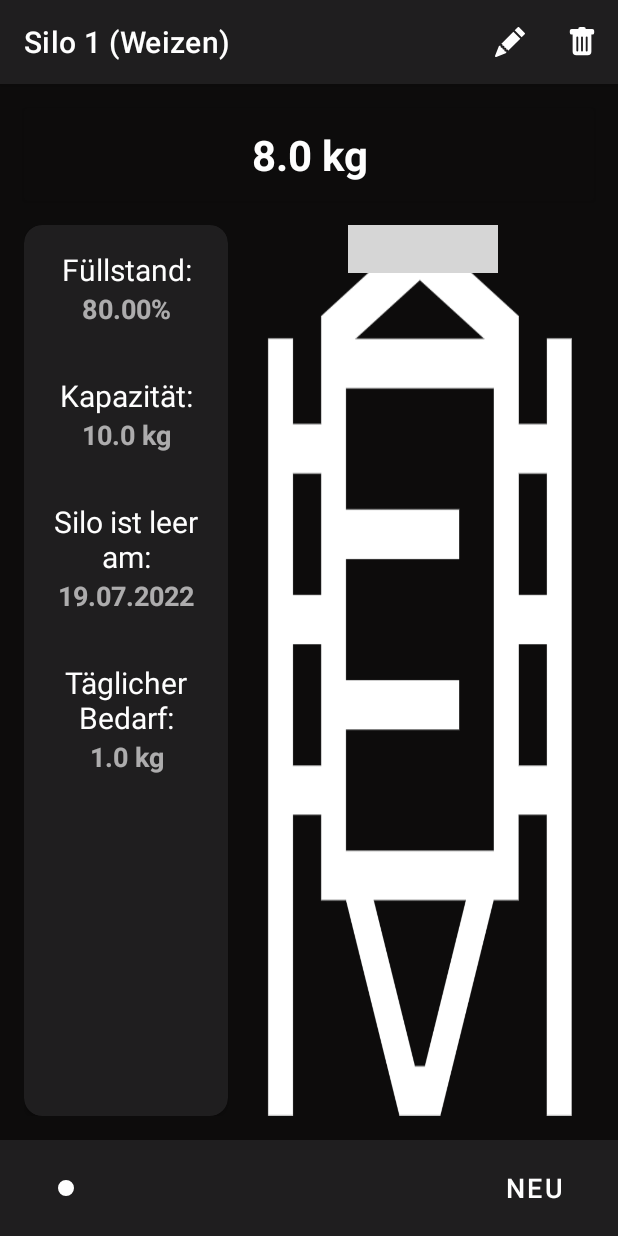
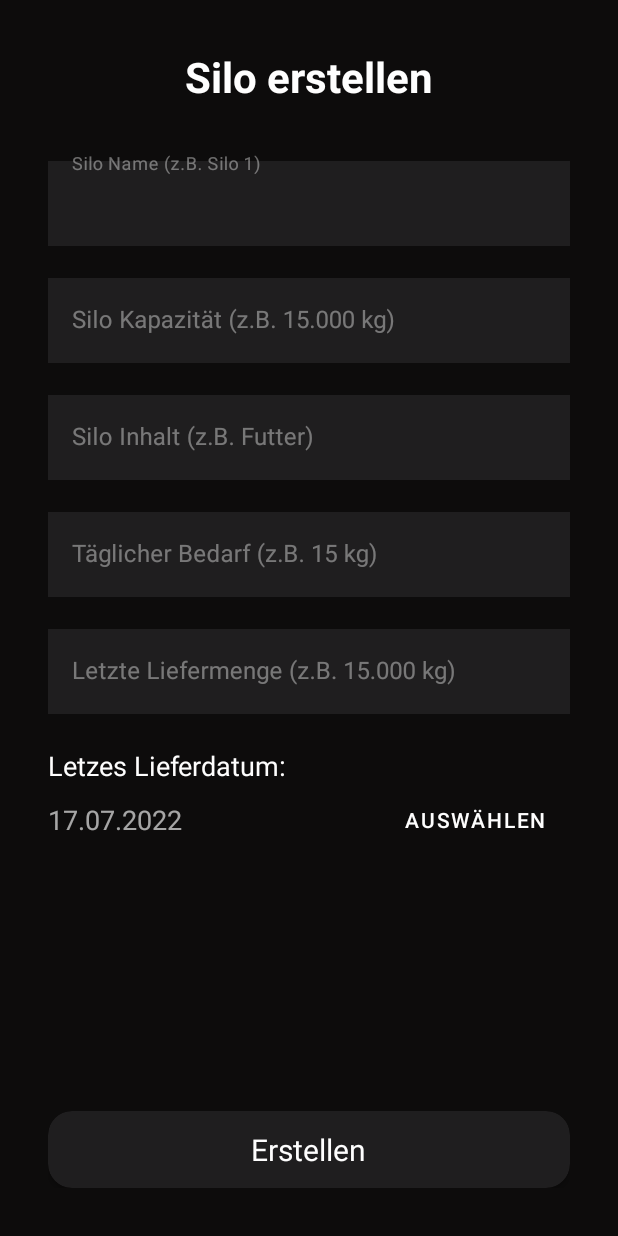
Before and after one commit to LuisTschurtschenthaler/Silo-Monitoring, an Android app: the screen it shows after launch (MainActivity before the commit, CreateSiloActivity after it), after a tap on "NEU", on a phone screen of 412 x 824 dp. Run offline under Robolectric (Android 15) with nearby library versions, the phone set to English and light mode, and no system bars; plain views replace WaveView; 1 statement that could not run was skipped; grey boxes are pictures that could not be loaded.

Commit message:
Added CreateSiloActivity

```diff
--- a/SiloMonitoring/app/src/main/AndroidManifest.xml
+++ b/SiloMonitoring/app/src/main/AndroidManifest.xml
@@ -23,6 +23,9 @@
             </intent-filter>
         </activity>
 
+        <activity android:name=".activities.CreateSiloActivity"
+            android:parentActivityName=".activities.MainActivity" />
+
     </application>
 
 </manifest>
--- /dev/null
+++ b/SiloMonitoring/app/src/main/java/com/layer8studios/silomonitoring/activities/CreateSiloActivity.kt
@@ -0,0 +1,21 @@
+package com.layer8studios.silomonitoring.activities
+
+import android.os.Bundle
+import androidx.appcompat.app.AppCompatActivity
+import com.layer8studios.silomonitoring.databinding.ActivityCreateSiloBinding
+
+
+class CreateSiloActivity
+    : AppCompatActivity() {
+
+    private lateinit var binding: ActivityCreateSiloBinding
+
+
+    override fun onCreate(savedInstanceState: Bundle?) {
+        super.onCreate(savedInstanceState)
+
+        binding = ActivityCreateSiloBinding.inflate(layoutInflater)
+        setContentView(binding.root)
+    }
+
+}
--- a/SiloMonitoring/app/src/main/java/com/layer8studios/silomonitoring/activities/MainActivity.kt
+++ b/SiloMonitoring/app/src/main/java/com/layer8studios/silomonitoring/activities/MainActivity.kt
@@ -1,5 +1,6 @@
 package com.layer8studios.silomonitoring.activities
 
+import android.content.Intent
 import android.os.Bundle
 import androidx.appcompat.app.AppCompatActivity
 import com.google.android.material.tabs.TabLayoutMediator
@@ -29,10 +30,17 @@ class MainActivity
         TabLayoutMediator(binding.pageIndicator, binding.viewPager) { _, _ -> }.attach()
 
 
-        binding.buttonNew.setOnClickListener { view ->
-            // TODO
-            binding.viewPager.setCurrentItem(0, true)
+        binding.buttonNew.setOnClickListener {
+            val intent = Intent(this, CreateSiloActivity::class.java)
+            startActivityForResult(intent, 0)
         }
     }
 
+    override fun onActivityResult(requestCode: Int, resultCode: Int, data: Intent?) {
+        super.onActivityResult(requestCode, resultCode, data)
+
+        if(resultCode == RESULT_OK)
+            binding.viewPager.currentItem = binding.viewPager.adapter?.itemCount!! - 1
+    }
+
 }
--- a/SiloMonitoring/app/src/main/java/com/layer8studios/silomonitoring/fragments/SiloFragment.kt
+++ b/SiloMonitoring/app/src/main/java/com/layer8studios/silomonitoring/fragments/SiloFragment.kt
@@ -6,11 +6,9 @@ import androidx.fragment.app.Fragment
 import com.layer8studios.silomonitoring.R
 import com.layer8studios.silomonitoring.databinding.FragmentSiloBinding
 import com.layer8studios.silomonitoring.models.Silo
-import java.text.SimpleDateFormat
+import com.layer8studios.silomonitoring.utils.dateFormatter
 import java.time.LocalDate
-import java.time.format.DateTimeFormatter
 import java.time.temporal.ChronoUnit
-import java.util.*
 
 
 class SiloFragment
@@ -56,19 +54,22 @@ class SiloFragment
         binding.toolbar.title = "${silo?.name} (${silo?.content})"
         binding.toolbar.inflateMenu(R.menu.silo_menu)
 
+        fun formatText(number: Double): String {
+            return String.format("%.2f", number).replace(".", ",")
+        }
+
         val today = LocalDate.now()
         val days = ChronoUnit.DAYS.between(silo?.lastRefill, today)
         val fillLevel = silo?.capacity!! - (days * silo?.needPerDay!!)
         val fillLevelPercent = (fillLevel / silo?.capacity!!) * 100
 
-        val dateFormatter = DateTimeFormatter.ofPattern("dd.MM.yyyy")
         val refillDate = today.plusDays(days)
 
-        binding.textViewFillLevelKg.text = "$fillLevel kg"
-        binding.textViewFillLevelPercentage.text = "${String.format("%.2f", fillLevelPercent)}%"
-        binding.textViewCapacity.text = "${silo?.capacity} kg"
+        binding.textViewFillLevelKg.text = "${formatText(fillLevel)} kg"
+        binding.textViewFillLevelPercentage.text = "${formatText(fillLevelPercent)} %"
+        binding.textViewCapacity.text = "${formatText(silo?.capacity!!)} kg"
         binding.textViewDate.text = dateFormatter.format(refillDate)
-        binding.textViewNeedPerDay.text = "${silo?.needPerDay} kg"
+        binding.textViewNeedPerDay.text = "${formatText(silo?.needPerDay!!)} kg"
 
         binding.waveView.setProgress(fillLevelPercent.toInt())
     }
--- /dev/null
+++ b/SiloMonitoring/app/src/main/java/com/layer8studios/silomonitoring/utils/Constants.kt
@@ -0,0 +1,6 @@
+package com.layer8studios.silomonitoring.utils
+
+import java.time.format.DateTimeFormatter
+
+
+val dateFormatter: DateTimeFormatter = DateTimeFormatter.ofPattern("dd.MM.yyyy")
--- /dev/null
+++ b/SiloMonitoring/app/src/main/res/layout/activity_create_silo.xml
@@ -0,0 +1,191 @@
+<?xml version="1.0" encoding="utf-8"?>
+<RelativeLayout xmlns:android="http://schemas.android.com/apk/res/android"
+    xmlns:app="http://schemas.android.com/apk/res-auto"
+    android:layout_width="match_parent"
+    android:layout_height="match_parent"
+    android:background="@color/black"
+    android:padding="32dp">
+
+    <TextView
+        android:id="@+id/text_view_create_silo"
+        android:layout_width="wrap_content"
+        android:layout_height="wrap_content"
+        android:gravity="center"
+        android:layout_alignParentStart="true"
+        android:layout_alignParentEnd="true"
+        android:text="@string/create_silo"
+        android:textColor="@color/white"
+        android:textSize="28sp"
+        android:textStyle="bold" />
+
+    <com.google.android.material.textfield.TextInputLayout
+        style="@style/SiloMonitoring.Widget.MaterialComponents.TextInputLayout.OutlinedBox"
+        android:id="@+id/text_input_layout_silo_name"
+        android:layout_width="match_parent"
+        android:layout_height="wrap_content"
+        android:layout_marginTop="32dp"
+        android:layout_below="@id/text_view_create_silo"
+        android:hint="@string/silo_name"
+        app:layout_constraintEnd_toEndOf="parent"
+        app:layout_constraintStart_toStartOf="parent"
+        app:layout_constraintTop_toTopOf="parent">
+
+        <com.google.android.material.textfield.TextInputEditText
+            android:id="@+id/text_edit_silo_name"
+            android:layout_width="match_parent"
+            android:layout_height="wrap_content"
+            android:inputType="text"
+            android:background="@color/black_secondary" />
+
+    </com.google.android.material.textfield.TextInputLayout>
+
+    <com.google.android.material.textfield.TextInputLayout
+        style="@style/SiloMonitoring.Widget.MaterialComponents.TextInputLayout.OutlinedBox"
+        android:id="@+id/text_input_layout_silo_capacity"
+        android:layout_width="match_parent"
+        android:layout_height="wrap_content"
+        android:layout_marginTop="16dp"
+        android:layout_below="@id/text_input_layout_silo_name"
+        android:hint="@string/silo_capacity"
+        app:layout_constraintEnd_toEndOf="parent"
+        app:layout_constraintStart_toStartOf="parent"
+        app:layout_constraintTop_toTopOf="parent">
+
+        <com.google.android.material.textfield.TextInputEditText
+            android:id="@+id/text_edit_silo_capacity"
+            android:layout_width="match_parent"
+            android:layout_height="wrap_content"
+            android:inputType="numberDecimal"
+            android:background="@color/black_secondary" />
+
+    </com.google.android.material.textfield.TextInputLayout>
+
+
+    <com.google.android.material.textfield.TextInputLayout
+        style="@style/SiloMonitoring.Widget.MaterialComponents.TextInputLayout.OutlinedBox"
+        android:id="@+id/text_input_layout_silo_content"
+        android:layout_width="match_parent"
+        android:layout_height="wrap_content"
+        android:layout_marginTop="16dp"
+        android:layout_below="@id/text_input_layout_silo_capacity"
+        android:hint="@string/silo_content"
+        app:layout_constraintEnd_toEndOf="parent"
+        app:layout_constraintStart_toStartOf="parent"
+        app:layout_constraintTop_toTopOf="parent">
+
+        <com.google.android.material.textfield.TextInputEditText
+            android:id="@+id/text_edit_silo_content"
+            android:layout_width="match_parent"
+            android:layout_height="wrap_content"
+            android:inputType="text"
+            android:background="@color/black_secondary" />
+
+    </com.google.android.material.textfield.TextInputLayout>
+
+
+    <com.google.android.material.textfield.TextInputLayout
+        style="@style/SiloMonitoring.Widget.MaterialComponents.TextInputLayout.OutlinedBox"
+        android:id="@+id/text_input_layout_need_per_day"
+        android:layout_width="match_parent"
+        android:layout_height="wrap_content"
+        android:layout_marginTop="16dp"
+        android:layout_below="@id/text_input_layout_silo_content"
+        android:hint="@string/need_per_day"
+        app:layout_constraintEnd_toEndOf="parent"
+        app:layout_constraintStart_toStartOf="parent"
+        app:layout_constraintTop_toTopOf="parent">
+
+        <com.google.android.material.textfield.TextInputEditText
+            android:id="@+id/text_edit_need_per_day"
+            android:layout_width="match_parent"
+            android:layout_height="wrap_content"
+            android:inputType="text"
+            android:background="@color/black_secondary" />
+
+    </com.google.android.material.textfield.TextInputLayout>
+
+
+
+    <com.google.android.material.textfield.TextInputLayout
+        style="@style/SiloMonitoring.Widget.MaterialComponents.TextInputLayout.OutlinedBox"
+        android:id="@+id/text_input_layout_last_delivery_quantity"
+        android:layout_width="match_parent"
+        android:layout_height="wrap_content"
+        android:layout_marginTop="16dp"
+        android:layout_below="@id/text_input_layout_need_per_day"
+        android:hint="@string/last_delivery_quantity"
+        app:layout_constraintEnd_toEndOf="parent"
+        app:layout_constraintStart_toStartOf="parent"
+        app:layout_constraintTop_toTopOf="parent">
+
+        <com.google.android.material.textfield.TextInputEditText
+            android:id="@+id/text_edit_last_delivery_quantity"
+            android:layout_width="match_parent"
+            android:layout_height="wrap_content"
+            android:inputType="numberDecimal"
+            android:background="@color/black_secondary" />
+
+    </com.google.android.material.textfield.TextInputLayout>
+
+
+    <TextView
+        android:id="@+id/text_view_silo_last_refill"
+        android:layout_width="match_parent"
+        android:layout_height="wrap_content"
+        android:layout_below="@id/text_input_layout_last_delivery_quantity"
+        android:layout_marginTop="22dp"
+        android:text="@string/last_delivery_date"
+        android:textColor="@color/white"
+        android:textSize="18sp" />
+
+    <LinearLayout
+        android:id="@+id/linear_layout"
+        android:layout_width="match_parent"
+        android:layout_height="wrap_content"
+        android:layout_below="@id/text_view_silo_last_refill"
+        android:gravity="center"
+        android:orientation="horizontal">
+
+        <TextView
+            android:id="@+id/text_view_silo_last_delivery_date"
+            android:layout_width="0dp"
+            android:layout_height="wrap_content"
+            android:layout_weight="1"
+            android:text="@string/last_delivery_date_example"
+            android:textColor="@color/white"
+            android:textSize="18sp"
+            android:alpha="0.64" />
+
+        <Button
+            android:id="@+id/button_select_date"
+            android:layout_width="wrap_content"
+            android:layout_height="wrap_content"
+            android:background="?android:attr/selectableItemBackground"
+            android:text="@string/select"
+            android:textColor="@color/white"
+            android:textSize="14sp" />
+
+    </LinearLayout>
+
+    <androidx.cardview.widget.CardView
+        android:layout_width="match_parent"
+        android:layout_height="wrap_content"
+        android:layout_alignParentBottom="true"
+        android:backgroundTint="@color/black_secondary"
+        android:clickable="true"
+        android:focusable="true"
+        android:foreground="?attr/selectableItemBackgroundBorderless"
+        app:cardCornerRadius="16dp">
+
+        <TextView
+            android:layout_width="wrap_content"
+            android:layout_height="match_parent"
+            android:layout_gravity="center"
+            android:padding="12dp"
+            android:text="@string/create"
+            android:textColor="@color/white"
+            android:textSize="20sp" />
+
+    </androidx.cardview.widget.CardView>
+
+</RelativeLayout>
--- a/SiloMonitoring/app/src/main/res/layout/fragment_silo.xml
+++ b/SiloMonitoring/app/src/main/res/layout/fragment_silo.xml
@@ -36,7 +36,7 @@
             android:layout_height="match_parent"
             android:gravity="center"
             android:padding="12dp"
-            android:text="12000kg übrig"
+            android:text="12000kg"
             android:textColor="@color/white"
             android:textSize="28sp"
             android:textStyle="bold" />
--- a/SiloMonitoring/app/src/main/res/values-night/themes.xml
+++ b/SiloMonitoring/app/src/main/res/values-night/themes.xml
@@ -8,16 +8,12 @@
         <item name="android:statusBarColor">?attr/colorPrimary</item>
     </style>
 
-    <style name="Theme.MusicPlayer.TabLayout" parent="Widget.Design.TabLayout">
-        <item name="tabTextAppearance">@style/Theme.MusicPlayer.TabLayout.TextAppearance</item>
-        <item name="tabSelectedTextColor">@color/white</item>
-        <item name="tabIndicatorColor">@color/white</item>
-    </style>
-
-    <style name="Theme.MusicPlayer.TabLayout.TextAppearance" parent="@android:style/TextAppearance.Widget.TabWidget">
-        <item name="android:color">@color/white</item>
-        <item name="android:textStyle">bold</item>
-        <item name="android:textAllCaps">true</item>
+    <style name="SiloMonitoring.Widget.MaterialComponents.TextInputLayout.OutlinedBox" parent="Widget.MaterialComponents.TextInputLayout.OutlinedBox">
+        <item name="boxStrokeColor">@color/white</item>
+        <item name="boxStrokeWidth">1dp</item>
+        <item name="startIconTint">@color/white</item>
+        <item name="android:textColorHint">@color/grayed_out</item>
+        <item name="hintTextColor">@color/grayed_out</item>
     </style>
 
 </resources>
--- a/SiloMonitoring/app/src/main/res/values/strings.xml
+++ b/SiloMonitoring/app/src/main/res/values/strings.xml
@@ -7,5 +7,15 @@
     <string name="text_capacity">Kapazität:</string>
     <string name="text_silo_empty_on">Silo ist leer am:</string>
     <string name="text_need_per_day">Täglicher Bedarf:</string>
+    <string name="silo_name">Silo Name (z.B. Silo 1)</string>
+    <string name="silo_capacity">Silo Kapazität (z.B. 15.000 kg)</string>
+    <string name="silo_content">Silo Inhalt (z.B. Futter)</string>
+    <string name="need_per_day">Täglicher Bedarf (z.B. 15 kg)</string>
+    <string name="last_delivery_quantity">Letzte Liefermenge (z.B. 15.000 kg)</string>
+    <string name="last_delivery_date">Letzes Lieferdatum:</string>
+    <string name="last_delivery_date_example">17.07.2022</string>
+    <string name="select">Auswählen</string>
+    <string name="create_silo">Silo erstellen</string>
+    <string name="create">Erstellen</string>
 
 </resources>
--- a/SiloMonitoring/app/src/main/res/values/themes.xml
+++ b/SiloMonitoring/app/src/main/res/values/themes.xml
@@ -8,16 +8,11 @@
         <item name="android:statusBarColor">?attr/colorPrimary</item>
     </style>
 
-    <style name="Theme.MusicPlayer.TabLayout" parent="Widget.Design.TabLayout">
-        <item name="tabTextAppearance">@style/Theme.MusicPlayer.TabLayout.TextAppearance</item>
-        <item name="tabSelectedTextColor">@color/white</item>
-        <item name="tabIndicatorColor">@color/white</item>
-    </style>
-
-    <style name="Theme.MusicPlayer.TabLayout.TextAppearance" parent="@android:style/TextAppearance.Widget.TabWidget">
-        <item name="android:color">@color/white</item>
-        <item name="android:textStyle">bold</item>
-        <item name="android:textAllCaps">true</item>
+    <style name="SiloMonitoring.Widget.MaterialComponents.TextInputLayout.OutlinedBox" parent="Widget.MaterialComponents.TextInputLayout.OutlinedBox">
+        <item name="boxStrokeColor">@color/white</item>
+        <item name="boxStrokeWidth">1dp</item>
+        <item name="hintTextColor">@color/grayed_out</item>
+        <item name="android:textColorHint">@color/grayed_out</item>
     </style>
 
 </resources>
```
